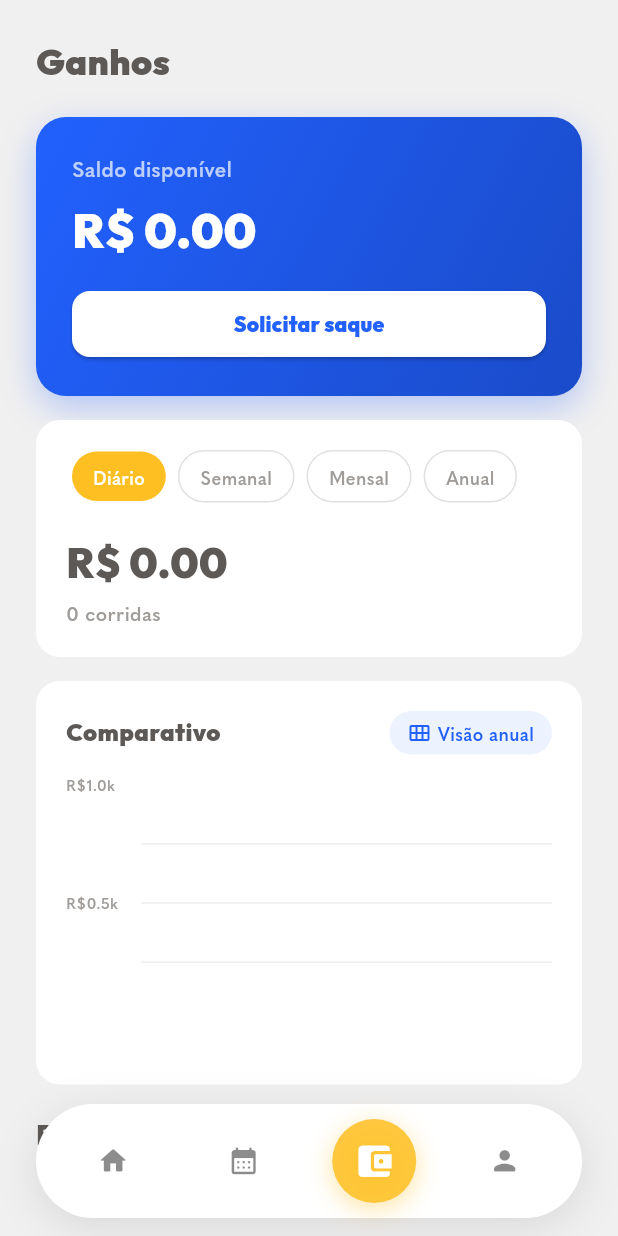
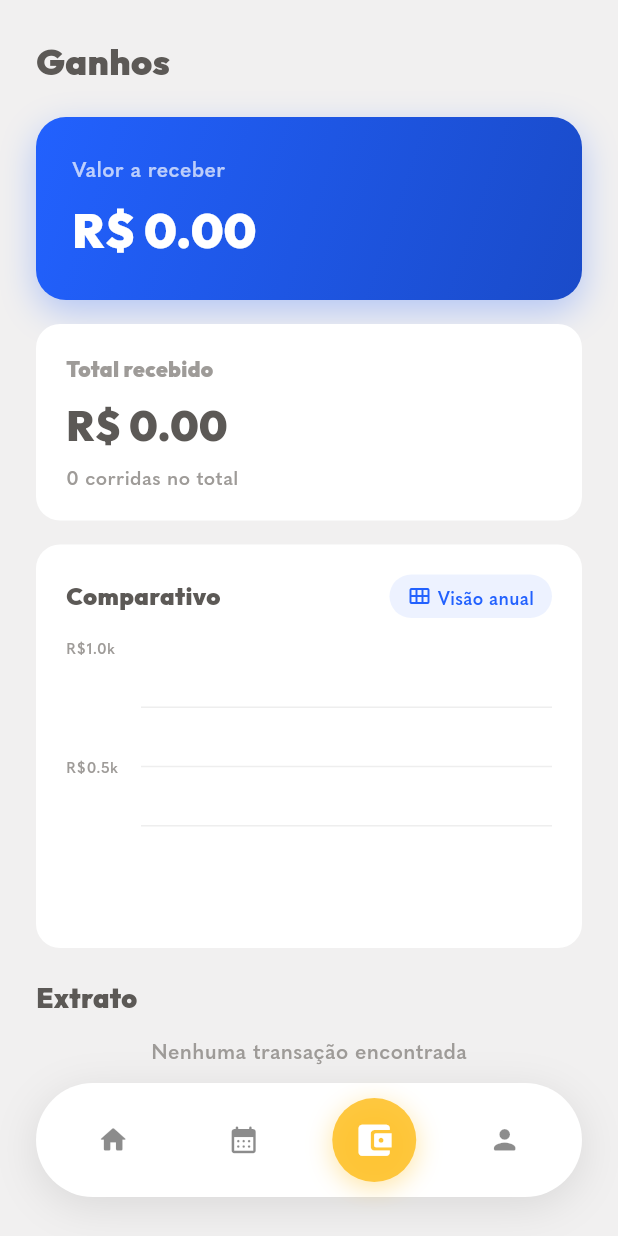
Before and after one commit to BlackElephant-from-Brazil/kz-servicos-app-prestador, a Flutter app: the EarningsPage screen opened by its route, on a phone screen of 412 x 824 dp. Run offline on Flutter 3.47's test engine with Material 3 defaults, Android fonts, the phone set to English and light mode, and no system bars; drawn by our look-alikes of fl_chart; our stand-ins replace geolocator, go_router, google_maps_flutter, image_picker, supabase_flutter; missing offline and left inert: dart:js_interop; accounts and stored records are empty.

Commit message:
feat: atualizar tela de ganhos e skill kz-database
- Renomeia 'Saldo disponível' para 'Valor a receber' (is_paid=false, finished)
- Remove badge de última transação e botão 'Solicitar saque'
- Substitui filtros diário/semanal/mensal/anual por card 'Total recebido' (is_paid=true, histórico completo)
- Gráfico 'Comparativo' exibe totais mensais de todas as corridas (pagas e não pagas)
- Extrato mostra todas as corridas do motorista com badge de status (Pago / Não pago)
- EarningEntry: adiciona campo isPaid
- EarningsData: adiciona campo totalReceived; monthlyHistory e recentEntries usam todas as corridas
- Atualiza skill kz-database com nova função is_trip_candidate_for_current_user (RLS)

Co-Authored-By: Claude Sonnet 4.6 <noreply@anthropic.com>

```diff
--- a/lib/core/services/trip_service.dart
+++ b/lib/core/services/trip_service.dart
@@ -261,17 +261,20 @@ class EarningEntry {
   final double amount;
   final DateTime date;
   final EarningType type;
+  final bool isPaid;
   const EarningEntry({
     required this.id,
     required this.description,
     required this.amount,
     required this.date,
     required this.type,
+    this.isPaid = false,
   });
 }
 
 class EarningsData {
   final double availableBalance;
+  final double totalReceived;
   final double currentMonthTotal;
   final double previousMonthTotal;
   final PeriodEarning dailyEarning;
@@ -284,6 +287,7 @@ class EarningsData {
 
   const EarningsData({
     required this.availableBalance,
+    required this.totalReceived,
     required this.currentMonthTotal,
     required this.previousMonthTotal,
     required this.dailyEarning,
@@ -307,6 +311,7 @@ class EarningsData {
 
   factory EarningsData.empty() => const EarningsData(
         availableBalance: 0,
+        totalReceived: 0,
         currentMonthTotal: 0,
         previousMonthTotal: 0,
         dailyEarning: PeriodEarning(total: 0, trips: 0),
@@ -326,41 +331,54 @@ class EarningsData {
     final prevMonthStart = DateTime(now.year, now.month - 1, 1);
     final yearStart = DateTime(now.year, 1, 1);
 
-    // Trips já recebidos pelo motorista (is_paid = true) → período e comparativo
     final paidTrips = trips.where((t) => t['is_paid'] == true).toList();
-
-    // Corridas finalizadas ainda não pagas → saldo disponível para saque
     final unpaidFinished = trips
         .where((t) => t['is_paid'] != true && t['status'] == 'finished')
         .toList();
 
+    // Valor a receber: corridas finalizadas ainda não pagas
     double availableBalance = 0;
     for (final t in unpaidFinished) {
       availableBalance +=
           ((t['final_price'] ?? t['estimated_price']) as num?)?.toDouble() ?? 0;
     }
 
-    double daily = 0, weekly = 0, monthly = 0, prevMonthly = 0, yearly = 0;
+    // Total recebido: soma de todas as corridas pagas (histórico completo)
+    double totalReceived = 0;
+    for (final t in paidTrips) {
+      totalReceived +=
+          ((t['final_price'] ?? t['estimated_price']) as num?)?.toDouble() ?? 0;
+    }
+
+    // Ganhos por período (apenas pagas) — mantidos no modelo para uso futuro
+    double daily = 0, weekly = 0, monthly = 0, yearly = 0;
     int dailyCount = 0, weeklyCount = 0, monthlyCount = 0, yearlyCount = 0;
-
-    final monthMap = <String, MonthlyEarning>{};
-
     for (final t in paidTrips) {
       final price =
           ((t['final_price'] ?? t['estimated_price']) as num?)?.toDouble() ?? 0;
-      // Usa payment_date se disponível, senão finished_at
-      final dateStr =
-          (t['payment_date'] ?? t['finished_at']) as String?;
+      final dateStr = (t['payment_date'] ?? t['finished_at']) as String?;
+      if (dateStr == null) continue;
+      final date = DateTime.parse(dateStr);
+      if (!date.isBefore(yearStart)) { yearly += price; yearlyCount++; }
+      if (!date.isBefore(monthStart)) { monthly += price; monthlyCount++; }
+      if (!date.isBefore(weekStart)) { weekly += price; weeklyCount++; }
+      if (!date.isBefore(todayStart)) { daily += price; dailyCount++; }
+    }
+
+    // Histórico mensal: TODAS as corridas (pagas e não pagas) agrupadas por mês
+    double currentMonthAll = 0, prevMonthAll = 0;
+    final monthMap = <String, MonthlyEarning>{};
+    for (final t in trips) {
+      final price =
+          ((t['final_price'] ?? t['estimated_price']) as num?)?.toDouble() ?? 0;
+      final dateStr = (t['payment_date'] ?? t['finished_at']) as String?;
       if (dateStr == null) continue;
       final date = DateTime.parse(dateStr);
 
-      if (!date.isBefore(yearStart)) { yearly += price; yearlyCount++; }
-      if (!date.isBefore(monthStart)) { monthly += price; monthlyCount++; }
+      if (!date.isBefore(monthStart)) currentMonthAll += price;
       if (!date.isBefore(prevMonthStart) && date.isBefore(monthStart)) {
-        prevMonthly += price;
+        prevMonthAll += price;
       }
-      if (!date.isBefore(weekStart)) { weekly += price; weeklyCount++; }
-      if (!date.isBefore(todayStart)) { daily += price; dailyCount++; }
 
       final key = '${date.year}-${date.month.toString().padLeft(2, '0')}';
       final existing = monthMap[key];
@@ -376,8 +394,8 @@ class EarningsData {
       ..sort((a, b) =>
           DateTime(a.year, a.month).compareTo(DateTime(b.year, b.month)));
 
-    // Extrato: últimas 10 corridas pagas
-    final entries = paidTrips.take(10).map((t) {
+    // Extrato: últimas 10 corridas do motorista (pagas e não pagas)
+    final entries = trips.take(10).map((t) {
       final price =
           ((t['final_price'] ?? t['estimated_price']) as num?)?.toDouble() ?? 0;
       final dateStr =
@@ -390,13 +408,15 @@ class EarningsData {
         amount: price,
         date: date,
         type: EarningType.trip,
+        isPaid: t['is_paid'] == true,
       );
     }).toList();
 
     return EarningsData(
       availableBalance: availableBalance,
-      currentMonthTotal: monthly,
-      previousMonthTotal: prevMonthly,
+      totalReceived: totalReceived,
+      currentMonthTotal: currentMonthAll,
+      previousMonthTotal: prevMonthAll,
       dailyEarning: PeriodEarning(total: daily, trips: dailyCount),
       weeklyEarning: PeriodEarning(total: weekly, trips: weeklyCount),
       monthlyEarning: PeriodEarning(total: monthly, trips: monthlyCount),
--- a/lib/features/earnings/presentation/pages/earnings_page.dart
+++ b/lib/features/earnings/presentation/pages/earnings_page.dart
@@ -23,7 +23,6 @@ class _EarningsPageState extends State<EarningsPage> {
   EarningsData? _earnings;
   DriverProfileData? _profile;
   bool _loading = true;
-  String _selectedPeriod = 'Diário';
 
   @override
   void initState() {
@@ -46,13 +45,6 @@ class _EarningsPageState extends State<EarningsPage> {
       });
     }
   }
-
-  PeriodEarning _periodEarning(EarningsData e) => switch (_selectedPeriod) {
-        'Semanal' => e.weeklyEarning,
-        'Mensal' => e.monthlyEarning,
-        'Anual' => e.yearlyEarning,
-        _ => e.dailyEarning,
-      };
 
   @override
   Widget build(BuildContext context) {
@@ -85,13 +77,7 @@ class _EarningsPageState extends State<EarningsPage> {
                           const SizedBox(height: 20),
                           _BalanceCard(earnings: _earnings!),
                           const SizedBox(height: 16),
-                          _PeriodEarningsCard(
-                            selectedPeriod: _selectedPeriod,
-                            onPeriodChanged: (p) =>
-                                setState(() => _selectedPeriod = p),
-                            earning: _periodEarning(_earnings!),
-                            totalTrips: _earnings!.totalTrips,
-                          ),
+                          _TotalReceivedCard(earnings: _earnings!),
                           const SizedBox(height: 16),
                           EarningsChartCard(
                             monthlyHistory: _earnings!.monthlyHistory,
@@ -131,12 +117,6 @@ class _BalanceCard extends StatelessWidget {
 
   @override
   Widget build(BuildContext context) {
-    final lastTx = earnings.lastTransaction;
-    final isPositive = lastTx.type != EarningType.withdrawal;
-    final txColor = isPositive ? const Color(0xFF2ECC71) : Colors.red.shade300;
-    final txSign = isPositive ? '+' : '-';
-    final txAmount = lastTx.amount.abs();
-
     return Container(
       width: double.infinity,
       padding: const EdgeInsets.all(24),
@@ -159,13 +139,10 @@ class _BalanceCard extends StatelessWidget {
         crossAxisAlignment: CrossAxisAlignment.start,
         children: [
           const Text(
-            'Saldo disponível',
+            'Valor a receber',
             style: TextStyle(fontSize: 14, color: Colors.white70),
           ),
           const SizedBox(height: 8),
-          Row(
-            crossAxisAlignment: CrossAxisAlignment.end,
-            children: [
           Text(
             'R\$ ${earnings.availableBalance.toStringAsFixed(2)}',
             style: const TextStyle(
@@ -174,71 +151,16 @@ class _BalanceCard extends StatelessWidget {
               color: Colors.white,
             ),
           ),
-              if (lastTx.amount > 0) ...[
-                const SizedBox(width: 12),
-                Padding(
-                  padding: const EdgeInsets.only(bottom: 4),
-                  child: Container(
-                    padding: const EdgeInsets.symmetric(
-                      horizontal: 8,
-                      vertical: 4,
-                    ),
-                    decoration: BoxDecoration(
-                      color: txColor.withValues(alpha: 0.2),
-                      borderRadius: BorderRadius.circular(8),
-                    ),
-                    child: Text(
-                      '$txSign R\$ ${txAmount.toStringAsFixed(2)}',
-                      style: TextStyle(
-                        fontFamily: 'OutfitBlack',
-                        fontSize: 13,
-                        color: txColor,
-                      ),
-                    ),
-                  ),
-                ),
-              ],
-            ],
-          ),
-          const SizedBox(height: 16),
-          SizedBox(
-            width: double.infinity,
-            child: ElevatedButton(
-              onPressed: () {},
-              style: ElevatedButton.styleFrom(
-                backgroundColor: Colors.white,
-                foregroundColor: AppColors.secondary,
-                padding: const EdgeInsets.symmetric(vertical: 12),
-                shape: RoundedRectangleBorder(
-                  borderRadius: BorderRadius.circular(12),
-                ),
-              ),
-              child: const Text(
-                'Solicitar saque',
-                style: TextStyle(fontFamily: 'OutfitBlack', fontSize: 14),
-              ),
-            ),
-          ),
         ],
       ),
     );
   }
 }
 
-class _PeriodEarningsCard extends StatelessWidget {
-  final String selectedPeriod;
-  final ValueChanged<String> onPeriodChanged;
-  final PeriodEarning earning;
-  final int totalTrips;
+class _TotalReceivedCard extends StatelessWidget {
+  final EarningsData earnings;
 
-  const _PeriodEarningsCard({
-    required this.selectedPeriod,
-    required this.onPeriodChanged,
-    required this.earning,
-    required this.totalTrips,
-  });
-
-  static const _periods = ['Diário', 'Semanal', 'Mensal', 'Anual'];
+  const _TotalReceivedCard({required this.earnings});
 
   @override
   Widget build(BuildContext context) {
@@ -252,41 +174,17 @@ class _PeriodEarningsCard extends StatelessWidget {
       child: Column(
         crossAxisAlignment: CrossAxisAlignment.start,
         children: [
-          Row(
-            children: _periods.map((p) {
-              final isActive = p == selectedPeriod;
-              return Padding(
-                padding: const EdgeInsets.symmetric(horizontal: 4),
-                child: GestureDetector(
-                  onTap: () => onPeriodChanged(p),
-                  child: Container(
-                    padding: const EdgeInsets.symmetric(
-                      horizontal: 14,
-                      vertical: 8,
-                    ),
-                    decoration: BoxDecoration(
-                      color: isActive ? AppColors.highlight : Colors.transparent,
-                      borderRadius: BorderRadius.circular(20),
-                      border: isActive
-                          ? null
-                          : Border.all(color: Colors.grey.shade300),
-                    ),
-                    child: Text(
-                      p,
+          const Text(
+            'Total recebido',
             style: TextStyle(
-                        fontFamily: 'QuasimodoSemiBold',
-                        fontSize: 12,
-                        color: isActive ? Colors.white : AppColors.textSecondary,
+              fontFamily: 'OutfitBlack',
+              fontSize: 14,
+              color: AppColors.textSecondary,
             ),
           ),
-                  ),
-                ),
-              );
-            }).toList(),
-          ),
-          const SizedBox(height: 20),
+          const SizedBox(height: 8),
           Text(
-            'R\$ ${earning.total.toStringAsFixed(2)}',
+            'R\$ ${earnings.totalReceived.toStringAsFixed(2)}',
             style: const TextStyle(
               fontFamily: 'OutfitBlack',
               fontSize: 28,
@@ -295,7 +193,7 @@ class _PeriodEarningsCard extends StatelessWidget {
           ),
           const SizedBox(height: 4),
           Text(
-            '$totalTrips corridas',
+            '${earnings.totalTrips} corridas no total',
             style: const TextStyle(fontSize: 13, color: AppColors.textSecondary),
           ),
         ],
@@ -417,6 +315,9 @@ class _EntryTile extends StatelessWidget {
   @override
   Widget build(BuildContext context) {
     final isNegative = entry.type == EarningType.withdrawal;
+    final statusColor =
+        entry.isPaid ? const Color(0xFF2ECC71) : Colors.orange.shade600;
+    final statusLabel = entry.isPaid ? 'Pago' : 'Não pago';
 
     return Container(
       margin: const EdgeInsets.only(bottom: 8),
@@ -449,13 +350,34 @@ class _EntryTile extends StatelessWidget {
                     color: AppColors.textPrimary,
                   ),
                 ),
-                const SizedBox(height: 2),
+                const SizedBox(height: 4),
+                Row(
+                  children: [
                     Text(
                       '${entry.date.day.toString().padLeft(2, '0')}/${entry.date.month.toString().padLeft(2, '0')}',
                       style: const TextStyle(
                         fontSize: 12,
                         color: AppColors.textSecondary,
                       ),
+                    ),
+                    const SizedBox(width: 8),
+                    Container(
+                      padding: const EdgeInsets.symmetric(
+                          horizontal: 6, vertical: 2),
+                      decoration: BoxDecoration(
+                        color: statusColor.withValues(alpha: 0.12),
+                        borderRadius: BorderRadius.circular(6),
+                      ),
+                      child: Text(
+                        statusLabel,
+                        style: TextStyle(
+                          fontFamily: 'QuasimodoSemiBold',
+                          fontSize: 10,
+                          color: statusColor,
+                        ),
+                      ),
+                    ),
+                  ],
                 ),
               ],
             ),
```
Also changed, not shown: 1 other file. Lines whose indentation alone changed are shown as unchanged.
